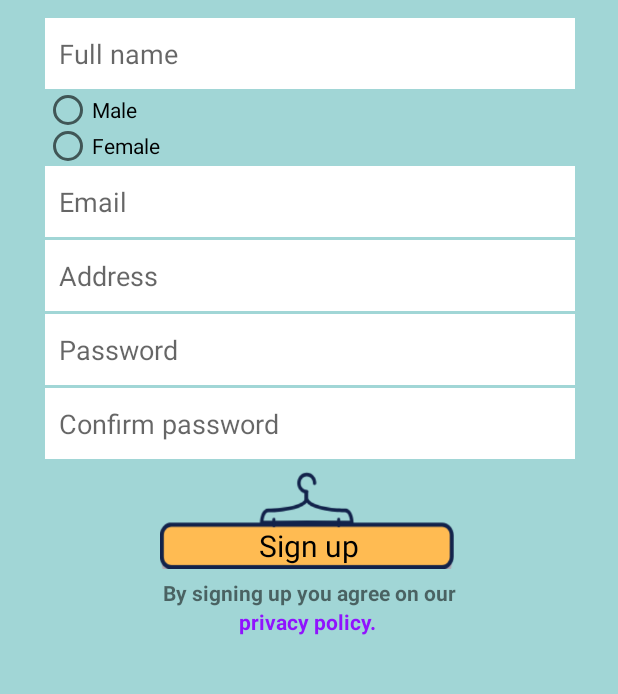
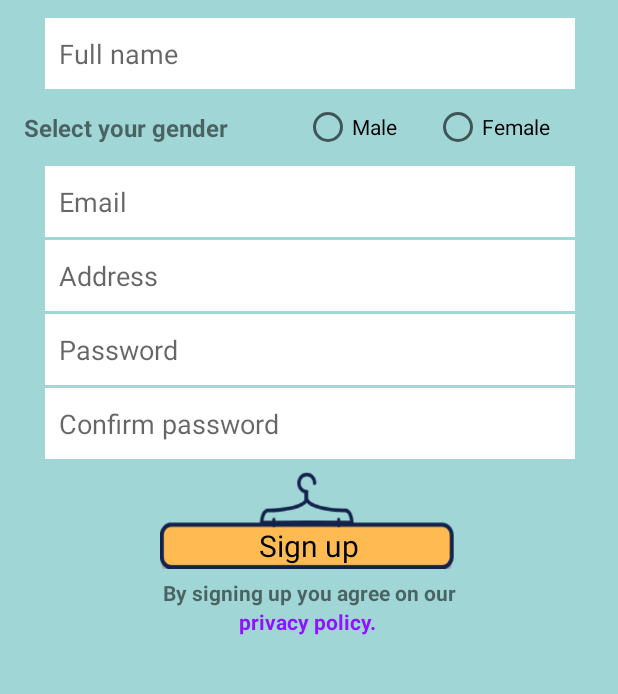
Before and after one commit to laithmarwan/iCloset, an Android app: the NewUserAct screen opened directly, with no data from a screen before it, on a phone screen of 412 x 824 dp, the part 216-910 px from its top. Run offline under Robolectric (Android 15) with nearby library versions, the phone set to English and light mode, and no system bars; our stand-ins replace Volley; Roboto replaces fonts that are not available here.

Commit message:
Aws_LoginAct11112

```diff
--- a/app/src/main/res/layout/activity_new_user.xml
+++ b/app/src/main/res/layout/activity_new_user.xml
@@ -45,6 +45,41 @@
             app:layout_constraintTop_toTopOf="parent" app:layout_constraintHorizontal_bias="0.491"
             android:hint="  Full name"/>
 
+    <TextView
+            android:gravity="center"
+            android:textAlignment="viewStart"
+            android:text="Select your gender"
+            android:layout_width="138dp"
+            android:layout_height="47dp"
+            android:id="@+id/textView10"
+            android:textStyle="bold"
+            app:layout_constraintStart_toStartOf="parent"
+            android:layout_marginLeft="16dp" android:layout_marginStart="16dp"
+            app:layout_constraintTop_toBottomOf="@+id/register_name"
+            android:textSize="16sp" android:layout_marginTop="2dp"/>
+
+    <RadioGroup
+            android:orientation="horizontal"
+            android:layout_width="177dp"
+            android:layout_height="47dp"
+            app:layout_constraintTop_toBottomOf="@+id/register_name"
+            android:id="@+id/radioGroup"
+            app:layout_constraintEnd_toEndOf="parent"
+            android:layout_marginEnd="32dp" android:layout_marginRight="32dp" android:layout_marginTop="2dp">
+        <RadioButton
+                android:layout_gravity="center"
+                android:text="Male"
+                android:layout_width="6dp"
+                android:layout_height="wrap_content" android:id="@+id/radioButton3" android:layout_weight="1"
+        />
+        <RadioButton
+                android:layout_gravity="center"
+                android:text="Female"
+                android:layout_width="9dp"
+                android:layout_height="wrap_content" android:id="@+id/radioButton5" android:layout_weight="1"
+        />
+    </RadioGroup>
+
     <EditText
             android:background="#ffffff"
             android:foregroundGravity="center"
@@ -56,8 +91,8 @@
             android:layout_marginRight="100dp" app:layout_constraintStart_toStartOf="parent"
             android:layout_marginLeft="98dp" android:layout_marginStart="98dp"
             app:layout_constraintHorizontal_bias="0.491"
-            android:hint="  Email" app:layout_constraintTop_toBottomOf="@+id/radioGroup"
-            android:layout_marginTop="2dp"/>
+            android:hint="  Email"
+            android:layout_marginTop="2dp" app:layout_constraintTop_toBottomOf="@+id/textView10"/>
 
     <EditText
             android:background="#ffffff"
@@ -134,7 +169,10 @@
             android:layout_marginRight="8dp"
             app:layout_constraintHorizontal_bias="0.502" android:layout_marginTop="8dp"/>
 
+
+
     <TextView
+            android:layout_gravity="center"
             android:text="privacy policy."
             android:layout_width="94dp"
             android:layout_height="19dp"
@@ -144,24 +182,6 @@
             android:layout_marginLeft="8dp" android:layout_marginEnd="8dp" app:layout_constraintEnd_toEndOf="parent"
             android:layout_marginRight="8dp" android:textStyle="bold"
             app:layout_constraintTop_toBottomOf="@+id/textView"/>
-    <RadioGroup
-            android:layout_width="353dp"
-            android:layout_height="47dp"
-            android:layout_marginTop="2dp"
-            app:layout_constraintTop_toBottomOf="@+id/register_name"
-            app:layout_constraintBottom_toTopOf="@+id/register_email" app:layout_constraintVertical_bias="1.0"
-            android:id="@+id/radioGroup" app:layout_constraintStart_toStartOf="parent" android:layout_marginLeft="8dp"
-            android:layout_marginStart="8dp" app:layout_constraintEnd_toEndOf="parent" android:layout_marginEnd="8dp"
-            android:layout_marginRight="8dp">
-        <RadioButton
-                android:text="Male"
-                android:layout_width="76dp"
-                android:layout_height="wrap_content" android:id="@+id/radioButton3" android:layout_weight="1"/>
-        <RadioButton
-                android:text="Female"
-                android:layout_width="wrap_content"
-                android:layout_height="wrap_content" android:id="@+id/radioButton5" android:layout_weight="1"
-        />
-    </RadioGroup>
+
 
 </android.support.constraint.ConstraintLayout>
```
